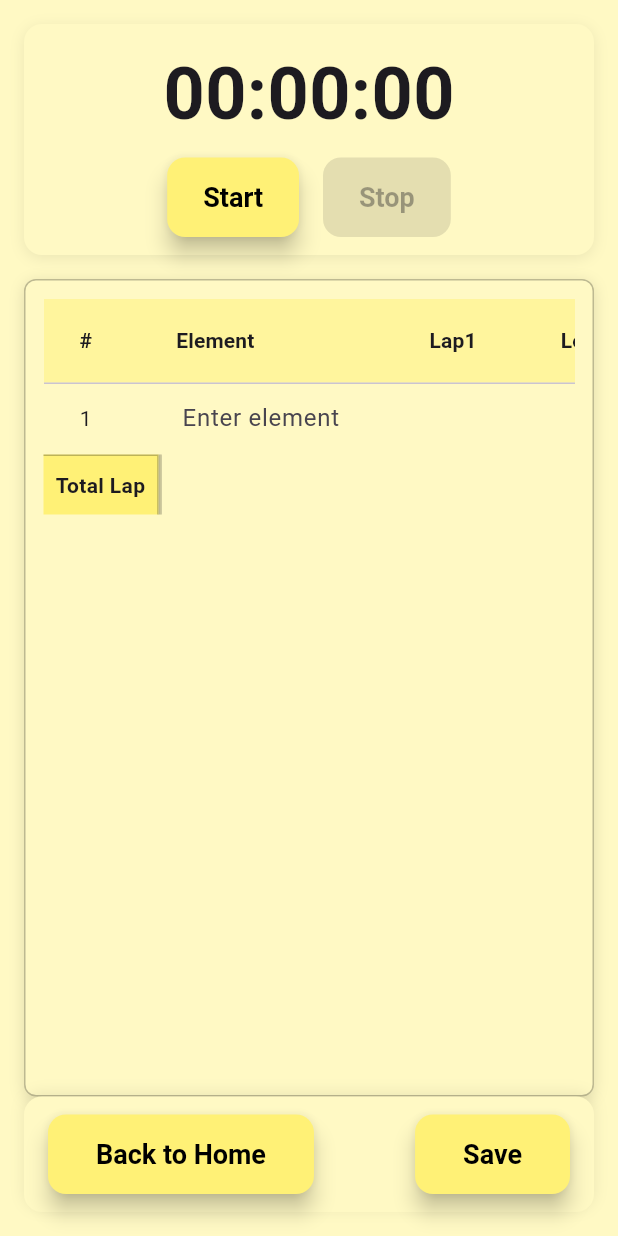
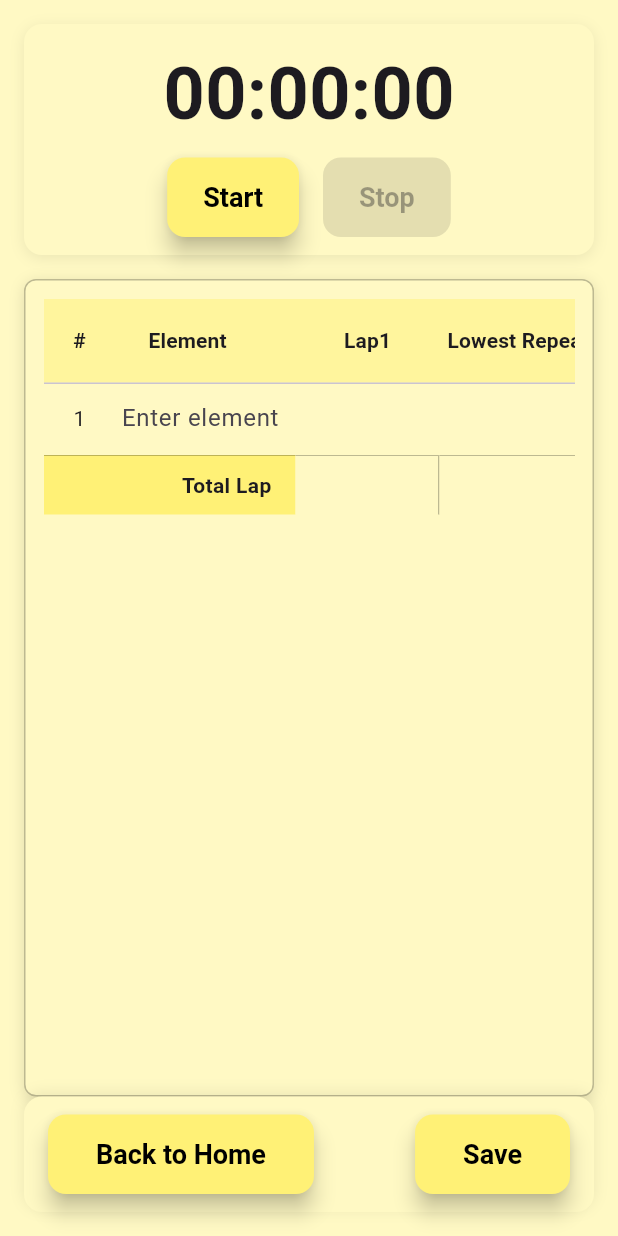
Before and after one commit to Samwellion/Calx-SWG, a Flutter app: the screen it shows after launch, after a tap on "Open Time Observation", on a phone screen of 412 x 824 dp. Run offline on Flutter 3.47's test engine with Material 3 defaults, Android fonts, the light colour scheme and no system bars.

Commit message:
fixed most of the issues with the time observation collection screeen

```diff
--- a/lib/screens/stopwatch_app.dart
+++ b/lib/screens/stopwatch_app.dart
@@ -56,6 +56,9 @@ class _StopwatchAppState extends State<StopwatchApp> {
       _simpleStopwatch.stop();
       _tableKey.currentState?.enterLowestRepeatedIntoTimeColumn();
       _tableKey.currentState?.unhideOvrdColumn();
+      _tableKey.currentState
+          ?.showFooterLowestRepeatables(); // Show lowest repeatable in footer
+      // Removed call to undefined showFooterTotalLapLowestRepeatable
     }
   }
 
--- a/lib/time_observation_table.dart
+++ b/lib/time_observation_table.dart
@@ -9,6 +9,15 @@ class TimeObservationTable extends StatefulWidget {
 }
 
 class TimeObservationTableState extends State<TimeObservationTable> {
+  static const double _columnWidth =
+      120.0; // Define uniform column width for most columns
+  static const double _lapColumnWidth =
+      _columnWidth * 0.8; // 20% reduction for Lap columns
+  static const double _firstColumnWidth =
+      _columnWidth * 0.4; // Reduced width for the first column
+  static const double _commentsColumnWidth =
+      _columnWidth * 2; // Double width for comments
+
   // Helper to get the current number of laps (columns)
   int get lapCount => _rows.fold<int>(
       1,
@@ -56,22 +65,17 @@ class TimeObservationTableState extends State<TimeObservationTable> {
     });
   }
 
-  void hideRowsWithoutElement() {
-    setState(() {
-      _rows.removeWhere((row) => (row['element'] as String).trim().isEmpty);
-      if (_rows.isEmpty) {
-        _rows.add({'element': '', 'times': <Duration>[]});
+  void _updateFooterTotals() {
+    final int currentLapCount = _rows.fold<int>(
+        0, // Start with 0 if no rows or no times
+        (maxVal, row) => (row['times'] as List<Duration>).length > maxVal
+            ? (row['times'] as List<Duration>).length
+            : maxVal);
+    if (currentLapCount == 0) {
+      _footerLapTotals = [];
+      return;
     }
-    });
-  }
-
-  void _updateFooterTotals() {
-    final int lapCount = _rows.fold<int>(
-        1,
-        (max, row) => (row['times'] as List<Duration>).length > max
-            ? (row['times'] as List<Duration>).length
-            : max);
-    _footerLapTotals = List<Duration>.generate(lapCount, (i) {
+    _footerLapTotals = List<Duration>.generate(currentLapCount, (i) {
       return _rows.fold(Duration.zero, (sum, row) {
         final times = row['times'] as List<Duration>;
         return i < times.length ? sum + times[i] : sum;
@@ -79,8 +83,7 @@ class TimeObservationTableState extends State<TimeObservationTable> {
     });
   }
 
-  void enterLowestRepeatedIntoTimeColumn() {
-    setState(() {
+  void updateFooterLowestRepeatables() {
     for (final row in _rows) {
       final times = row['times'] as List<Duration>;
       if (times.isNotEmpty) {
@@ -100,32 +103,37 @@ class TimeObservationTableState extends State<TimeObservationTable> {
         row['lowestRepeatable'] = null;
       }
     }
-      if (_footerLapTotals.isNotEmpty) {
-        final roundedTotals = _footerLapTotals
-            .map((t) => Duration(seconds: (t.inMilliseconds / 1000).round()))
-            .toList();
-        final counts = <Duration, int>{};
-        for (final t in roundedTotals) {
-          counts[t] = (counts[t] ?? 0) + 1;
-        }
-        // Removed unused 'sorted' variable.
-      } else {}
-    });
   }
 
   void unhideOvrdColumn() {
     setState(() {});
   }
 
+  void showFooterLowestRepeatables() {
+    setState(() {
+      updateFooterLowestRepeatables();
+    });
+  }
+
   String timeToString(Duration time) {
     final h = time.inHours;
-    final m = time.inMinutes.remainder(60).toString().padLeft(2, '0');
-    final s = time.inSeconds.remainder(60).toString().padLeft(2, '0');
-    return '$h:$m:$s';
+    final m = time.inMinutes.remainder(60);
+    final s = time.inSeconds.remainder(60);
+    return [
+      if (h > 0) h.toString().padLeft(2, '0'),
+      m.toString().padLeft(2, '0'),
+      s.toString().padLeft(2, '0')
+    ].join(':');
   }
 
   @override
   Widget build(BuildContext context) {
+    final displayLapCount = _rows.fold<int>(
+        1,
+        (max, row) => (row['times'] as List<Duration>).length > max
+            ? (row['times'] as List<Duration>).length
+            : max);
+
     return Container(
       decoration: BoxDecoration(
         border: Border.all(color: Colors.black26),
@@ -146,27 +154,60 @@ class TimeObservationTableState extends State<TimeObservationTable> {
           SingleChildScrollView(
             scrollDirection: Axis.horizontal,
             child: DataTable(
+              columnSpacing: 0.0,
+              horizontalMargin: 0.0,
+              dividerThickness: 1.0,
               headingRowColor: WidgetStateProperty.all(Colors.yellow[200]),
               columns: [
-                const DataColumn(
-                    label: Text('#',
-                        style: TextStyle(fontWeight: FontWeight.bold))),
-                const DataColumn(
-                    label: Text('Element',
-                        style: TextStyle(fontWeight: FontWeight.bold))),
+                DataColumn(
+                    label: Container(
+                        width: _firstColumnWidth, // Use reduced width
+                        alignment: Alignment.center,
+                        padding: const EdgeInsets.symmetric(horizontal: 4.0),
+                        child: const Text('#',
+                            style: TextStyle(fontWeight: FontWeight.bold)))),
+                DataColumn(
+                    label: Container(
+                        width: _lapColumnWidth, // Reduced width for Lap columns
+                        alignment: Alignment.center,
+                        padding: const EdgeInsets.symmetric(horizontal: 4.0),
+                        child: const Text('Element',
+                            style: TextStyle(fontWeight: FontWeight.bold)))),
                 ...List.generate(
-                  lapCount,
+                  displayLapCount, // Use calculated displayLapCount
                   (lapIdx) => DataColumn(
-                    label: Text('Lap${lapIdx + 1}',
-                        style: const TextStyle(fontWeight: FontWeight.bold)),
+                    label: Container(
+                        width: _lapColumnWidth,
+                        alignment: Alignment.center, // Already centered
+                        padding: const EdgeInsets.symmetric(horizontal: 4.0),
+                        child: Text('Lap${lapIdx + 1}',
+                            style:
+                                const TextStyle(fontWeight: FontWeight.bold))),
                   ),
                 ),
-                const DataColumn(
-                    label: Text('Lowest Repeatable',
-                        style: TextStyle(fontWeight: FontWeight.bold))),
-                const DataColumn(
-                    label: Text('Comments',
-                        style: TextStyle(fontWeight: FontWeight.bold))),
+                DataColumn(
+                    label: Container(
+                        width: _columnWidth * 1.1, // 10% wider
+                        alignment: Alignment.center, // Already centered
+                        padding: const EdgeInsets.symmetric(horizontal: 4.0),
+                        child: const Text(
+                          'Lowest Repeatable',
+                          style: TextStyle(fontWeight: FontWeight.bold),
+                          textAlign: TextAlign.center,
+                          softWrap: true,
+                          maxLines: 2,
+                        ))),
+                DataColumn(
+                    label: Container(
+                        width: _commentsColumnWidth, // Use doubled width
+                        alignment: Alignment
+                            .center, // Changed from centerLeft to center
+                        padding: const EdgeInsets.symmetric(horizontal: 4.0),
+                        child: const Text('Comments',
+                            style: TextStyle(fontWeight: FontWeight.bold),
+                            textAlign: TextAlign.center,
+                            softWrap: true,
+                            maxLines: 2))),
               ],
               rows: List<DataRow>.generate(
                 _rows.length,
@@ -190,9 +231,17 @@ class TimeObservationTableState extends State<TimeObservationTable> {
                   }
                   return DataRow(
                     cells: [
-                      DataCell(Text('${rowIdx + 1}')),
+                      DataCell(Container(
+                          width: _firstColumnWidth, // Use reduced width
+                          alignment: Alignment.center,
+                          padding: const EdgeInsets.symmetric(horizontal: 4.0),
+                          child: Text('${rowIdx + 1}'))),
                       DataCell(
                         Container(
+                          width: _columnWidth, // Standard width
+                          alignment: Alignment.centerLeft,
+                          padding: const EdgeInsets.symmetric(
+                              horizontal: 4.0), // Keep padding for TextField
                           color: focusNode.hasFocus
                               ? Colors.white
                               : Colors.transparent,
@@ -204,7 +253,7 @@ class TimeObservationTableState extends State<TimeObservationTable> {
                               hintText: 'Enter element',
                               isDense: true,
                               contentPadding: EdgeInsets.symmetric(
-                                  vertical: 8, horizontal: 4),
+                                  vertical: 8), // Removed horizontal here
                             ),
                             onSubmitted: (value) {
                               setState(() {
@@ -215,6 +264,7 @@ class TimeObservationTableState extends State<TimeObservationTable> {
                                       {'element': '', 'times': <Duration>[]});
                                   _focusRowIndex = _rows.length - 1;
                                 }
+                                _updateFooterTotals(); // Update totals when element might affect row count for laps
                               });
                             },
                             onChanged: (value) {
@@ -223,55 +273,43 @@ class TimeObservationTableState extends State<TimeObservationTable> {
                           ),
                         ),
                       ),
-                      ...List.generate(lapCount, (lapIdx) {
+                      ...List.generate(displayLapCount, (lapIdx) {
+                        // Use displayLapCount
                         final times = row['times'] as List<Duration>;
-                        final isLastRow = rowIdx == _rows.length - 1;
-                        final isLastLap = lapIdx == lapCount - 1;
                         final hasValue = lapIdx < times.length;
                         return DataCell(
-                          GestureDetector(
-                            onTap: () async {
-                              // Optionally, you could show a dialog or input for manual entry
-                            },
-                            child: InkWell(
+                          Container(
+                            width: _lapColumnWidth,
+                            alignment: Alignment.center,
+                            padding:
+                                const EdgeInsets.symmetric(horizontal: 4.0),
                             child: Text(
                               hasValue ? timeToString(times[lapIdx]) : '',
                               style: TextStyle(
                                 color: hasValue ? Colors.black : Colors.grey,
                               ),
                             ),
-                              onTap: () async {
-                                // Only allow entry in the last lap column of the last row
-                                if (isLastRow && isLastLap) {
-                                  // Simulate entering a value (in real use, you would show a dialog or input)
-                                  setState(() {
-                                    // Add a dummy value for demonstration
-                                    times.add(const Duration(seconds: 0));
-                                    // After all rows have a value for this lap, add a new lap column
-                                    final allRowsHaveValue = _rows.every((r) =>
-                                        (r['times'] as List).length > lapIdx);
-                                    if (allRowsHaveValue) {
-                                      for (final r in _rows) {
-                                        (r['times'] as List<Duration>)
-                                            .add(const Duration());
-                                      }
-                                    }
-                                  });
-                                }
-                              },
-                            ),
                           ),
                         );
                       }),
                       DataCell(
-                        Text(
+                        Container(
+                          width: _columnWidth,
+                          alignment: Alignment.center,
+                          padding: const EdgeInsets.symmetric(horizontal: 4.0),
+                          child: Text(
                             row['lowestRepeatable'] is Duration
                                 ? timeToString(
                                     row['lowestRepeatable'] as Duration)
                                 : (row['lowestRepeatable']?.toString() ?? ''),
                           ),
                         ),
-                      DataCell(Text(row['comments'] ?? '')),
+                      ),
+                      DataCell(Container(
+                          width: _commentsColumnWidth, // Use doubled width
+                          alignment: Alignment.centerLeft,
+                          padding: const EdgeInsets.symmetric(horizontal: 4.0),
+                          child: Text(row['comments'] ?? ''))),
                     ],
                   );
                 },
@@ -283,41 +321,53 @@ class TimeObservationTableState extends State<TimeObservationTable> {
             scrollDirection: Axis.horizontal,
             child: Table(
               columnWidths: {
-                0: const IntrinsicColumnWidth(),
-                1: const IntrinsicColumnWidth(),
-                for (int i = 0; i < lapCount; i++)
-                  2 + i: const IntrinsicColumnWidth(),
-                2 + lapCount: const IntrinsicColumnWidth(),
-                3 + lapCount: const IntrinsicColumnWidth(),
+                0: const FixedColumnWidth(_firstColumnWidth +
+                    _columnWidth), // Merged: reduced first col + standard second col
+                for (int i = 0; i < displayLapCount; i++)
+                  1 + i: const FixedColumnWidth(
+                      _lapColumnWidth), // Lap columns (index shifted)
+                1 + displayLapCount: const FixedColumnWidth(
+                    _columnWidth), // Lowest Repeatable (index shifted)
+                2 + displayLapCount: const FixedColumnWidth(
+                    _commentsColumnWidth), // Comments (index shifted, use doubled width)
               },
               defaultVerticalAlignment: TableCellVerticalAlignment.middle,
               children: [
                 TableRow(
                   children: [
+                    // Merged Cell for first two columns ('#' and 'Element')
                     TableCell(
                       verticalAlignment: TableCellVerticalAlignment.middle,
                       child: Container(
+                        width: _firstColumnWidth +
+                            _columnWidth, // Span updated first and second column widths
                         decoration: BoxDecoration(
-                          color: Colors.yellow[300],
+                          color: Colors
+                              .yellow[300], // Color for the 'Total Lap' cell
                           border: const Border(
                             top: BorderSide(color: Colors.black26),
-                            right: BorderSide(color: Colors.black26),
+                            // No right border here if it's the start of a visually merged cell group
+                            // but if it should look like one wide cell with a right border, add it.
+                            // For now, assume it's part of the continuous row look.
+                            //right: BorderSide(color: Colors.black26), // Keep right border for the merged cell
                           ),
                         ),
-                        alignment: Alignment.centerLeft,
+                        alignment:
+                            Alignment.centerRight, // Right-align the text
                         height: 40,
-                        padding: const EdgeInsets.symmetric(horizontal: 8),
+                        padding: const EdgeInsets.symmetric(
+                            horizontal: 16.0), // Standard padding
                         child: const Text(
                           'Total Lap',
                           style: TextStyle(fontWeight: FontWeight.bold),
                         ),
                       ),
                     ),
-                    // Merge the first two columns
-                    for (int i = 1; i < 2; i++) const SizedBox.shrink(),
-                    // Lap columns
-                    ...List.generate(lapCount, (lapIdx) {
-                      return Container(
+                    // Lap columns (indices are effectively shifted due to the merge)
+                    ...List.generate(displayLapCount, (lapIdx) {
+                      return TableCell(
+                        child: Container(
+                          width: _columnWidth, // Ensure width consistency
                           decoration: BoxDecoration(
                             color: Colors.yellow[100],
                             border: const Border(
@@ -327,16 +377,21 @@ class TimeObservationTableState extends State<TimeObservationTable> {
                           ),
                           alignment: Alignment.center,
                           height: 40,
+                          padding: const EdgeInsets.symmetric(horizontal: 16.0),
                           child: Text(
-                          _footerLapTotals.length > lapIdx
+                            _footerLapTotals.length > lapIdx &&
+                                    _footerLapTotals[lapIdx] != Duration.zero
                                 ? timeToString(_footerLapTotals[lapIdx])
                                 : '',
                             style: const TextStyle(fontWeight: FontWeight.bold),
                           ),
+                        ),
                       );
                     }),
-                    // Lowest Repeatable column
-                    Container(
+                    // Empty cell for 'Lowest Repeatable'
+                    TableCell(
+                      child: Container(
+                        width: _columnWidth * 1.1, // Match header width
                         decoration: BoxDecoration(
                           color: Colors.yellow[100],
                           border: const Border(
@@ -344,21 +399,28 @@ class TimeObservationTableState extends State<TimeObservationTable> {
                             right: BorderSide(color: Colors.black26),
                           ),
                         ),
+                        height: 40,
                         alignment: Alignment.center,
-                      height: 40,
+                        padding: const EdgeInsets.symmetric(horizontal: 16.0),
                         child: const Text(''),
                       ),
-                    // Comments column
-                    Container(
+                    ),
+                    // Empty cell for 'Comments'
+                    TableCell(
+                      child: Container(
+                        width: _commentsColumnWidth, // Use doubled width
                         decoration: BoxDecoration(
                           color: Colors.yellow[100],
                           border: const Border(
                             top: BorderSide(color: Colors.black26),
+                            // No right border for the last cell in the row
                           ),
                         ),
-                      alignment: Alignment.center,
                         height: 40,
+                        alignment: Alignment.centerLeft,
+                        padding: const EdgeInsets.symmetric(horizontal: 16.0),
                         child: const Text(''),
+                      ),
                     ),
                   ],
                 ),
@@ -369,4 +431,21 @@ class TimeObservationTableState extends State<TimeObservationTable> {
       ),
     );
   }
+
+  void hideRowsWithoutElement() {
+    setState(() {
+      _rows.removeWhere((row) => (row['element'] as String).trim().isEmpty);
+      // Clean up controllers and focus nodes for removed rows
+      final validIndices = List.generate(_rows.length, (i) => i);
+      _elementControllers.removeWhere((key, _) => !validIndices.contains(key));
+      _elementFocusNodes.removeWhere((key, _) => !validIndices.contains(key));
+      _updateFooterTotals();
+    });
   }
+
+  void enterLowestRepeatedIntoTimeColumn() {
+    setState(() {
+      updateFooterLowestRepeatables();
+    });
+  }
+}
--- a/lib/timer_display.dart
+++ b/lib/timer_display.dart
@@ -14,11 +14,7 @@ class TimerDisplay extends StatelessWidget {
           format(elapsed),
           style: const TextStyle(fontSize: 48, fontWeight: FontWeight.bold),
         ),
-        if (lapTime > Duration.zero)
-          Text(
-            '+${format(lapTime)}',
-            style: const TextStyle(fontSize: 24, color: Colors.black54),
-          ),
+        // Removed last lap label below the main stopwatch counter
       ],
     );
   }
```
Also changed, not shown: pubspec.lock, web_entrypoint.dart (added). Lines whose indentation alone changed are shown as unchanged.
